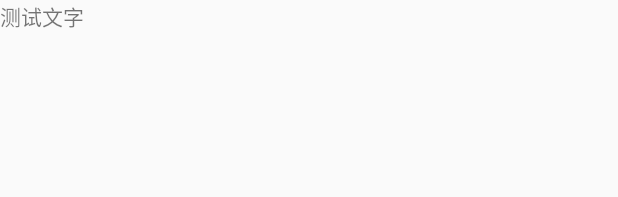
After one commit to SuperPorter/Wujie_Backkitchen, an Android app: the layout all_child_item_item_layout.xml on its own in the app's theme, with its tools: preview values and no code run, on a phone screen of 412 x 824 dp. The commit adds this screen. Shown: the top 197 px of the screen. Run offline under Robolectric (Android 15) with nearby library versions, the phone set to English and light mode, and no system bars.

Commit message:
item子布局->界面优化

```diff
--- a/app/src/main/AndroidManifest.xml
+++ b/app/src/main/AndroidManifest.xml
@@ -14,7 +14,7 @@
         >
         <meta-data
             android:name="design_width_in_dp"
-            android:value="1080"/>
+            android:value="1280"/>
         <meta-data
             android:name="design_height_in_dp"
             android:value="1920"/>
--- /dev/null
+++ b/app/src/main/res/layout/all_child_item_item_layout.xml
@@ -0,0 +1,11 @@
+<?xml version="1.0" encoding="utf-8"?>
+<LinearLayout
+    xmlns:android="http://schemas.android.com/apk/res/android" android:layout_width="match_parent"
+    android:layout_height="wrap_content">
+    <TextView
+        android:id="@+id/all_item_item_tv"
+        android:text="测试文字"
+        android:layout_width="wrap_content"
+        android:layout_height="match_parent"
+        android:layout_gravity="center"/>
+</LinearLayout>
--- a/app/src/main/res/layout/all_child_item_layout.xml
+++ b/app/src/main/res/layout/all_child_item_layout.xml
@@ -65,12 +65,13 @@
                 android:text="菜品信息"
                 android:textColor="@color/red" />
         </LinearLayout>
-        <android.support.v7.widget.RecyclerView
+        <com.txd.hzj.code_library.View.NestRecyclerView
             android:id="@+id/recycler_view_all_child"
             android:layout_below="@+id/item_message_lin"
             android:layout_width="match_parent"
+            android:paddingLeft="35dp"
             android:layout_height="300dp">
 
-        </android.support.v7.widget.RecyclerView>
+        </com.txd.hzj.code_library.View.NestRecyclerView>
     </RelativeLayout>
 </android.support.v7.widget.CardView>
--- a/app/src/main/res/layout/all_item_layout.xml
+++ b/app/src/main/res/layout/all_item_layout.xml
@@ -3,6 +3,10 @@
     android:id="@+id/all_tiem_layout"
     android:padding="10dp"
     xmlns:android="http://schemas.android.com/apk/res/android" android:layout_width="match_parent"
-    android:layout_height="match_parent">
+    android:layout_height="match_parent"
+    android:scrollbarTrackVertical="@drawable/all_item_recycler_track"
+    android:scrollbarThumbVertical="@drawable/all_item_recycler_thumb"
+    android:scrollbars="vertical"
+    >
 
 </android.support.v7.widget.RecyclerView>
--- a/app/src/main/res/layout/login_layout_activity.xml
+++ b/app/src/main/res/layout/login_layout_activity.xml
@@ -2,11 +2,10 @@
 <LinearLayout
     xmlns:android="http://schemas.android.com/apk/res/android"
     xmlns:app="http://schemas.android.com/apk/res-auto"
-    xmlns:tools="http://schemas.android.com/tools"
     android:layout_width="match_parent"
     android:layout_height="match_parent"
     android:orientation="vertical"
-    android:background="@drawable/ic_launcher_background">
+    android:background="@mipmap/ic_launcher">
     <TextView
         android:text="登录"
         android:textColor="@color/white"
```
Also changed, not shown: app/src/main/java/com/txd/hzj/wujie_backkitchen/UI/Adapter/AllItemRecyclerViewAdapter.java (+18 -5 lines), app/src/main/java/com/txd/hzj/wujie_backkitchen/UI/Adapter/AllchildRecyclerViewAdapter.java (added, +43 -0 lines), app/src/main/java/com/txd/hzj/wujie_backkitchen/UI/Fragent/AllChildFragment/ItemFragment.java (+0 -8 lines), app/src/main/res/drawable/all_item_recycler_thumb.xml (added, +10 -0 lines), app/src/main/res/drawable/all_item_recycler_track.xml (added, +9 -0 lines).
